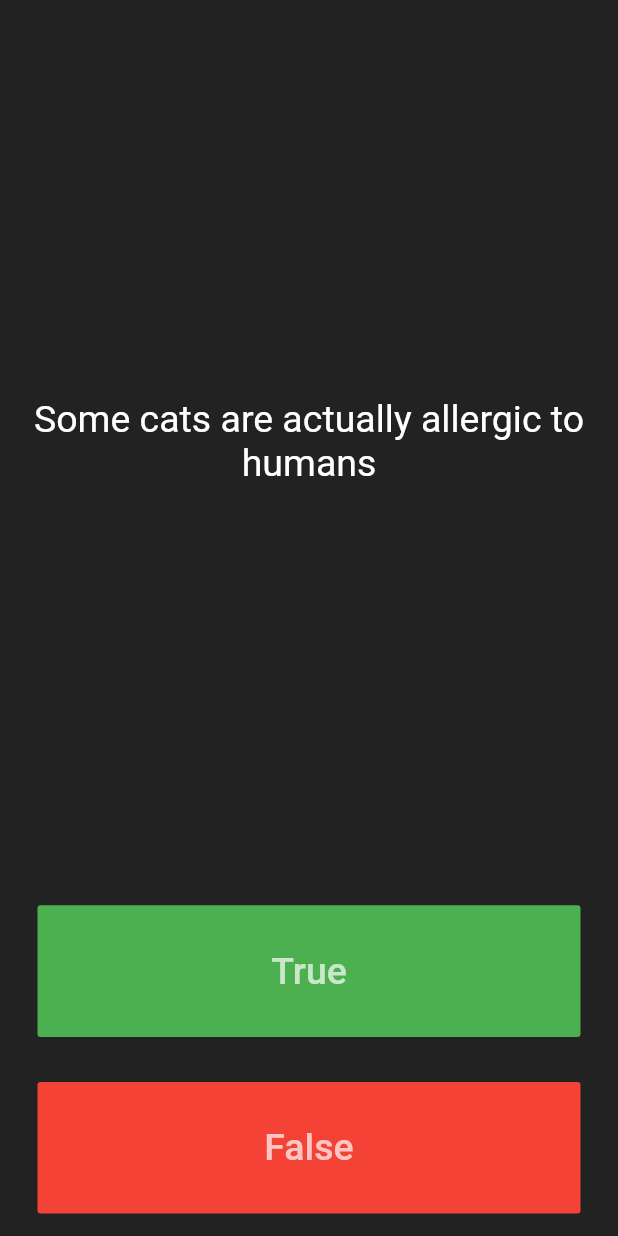
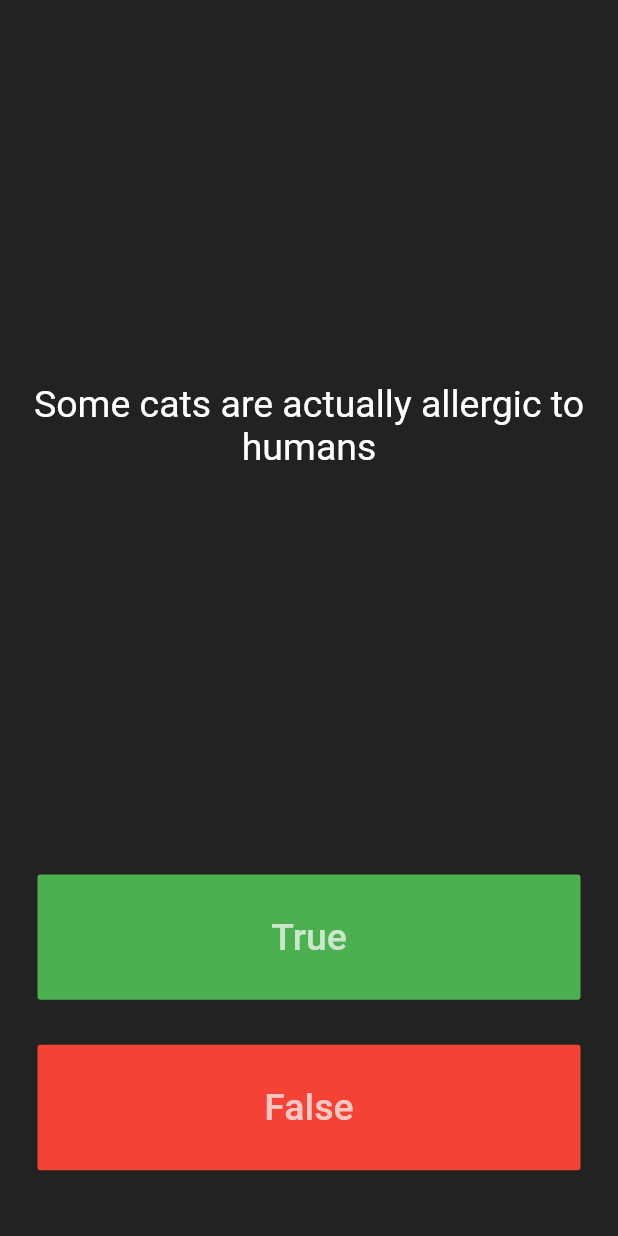
Before and after one commit to barbie-in-tech/quiz-app, a Flutter app: the screen it shows after launch, on a phone screen of 412 x 824 dp. Run offline on Flutter 3.47's test engine with Material 2 defaults, Android fonts, the phone set to English and light mode, and no system bars; our stand-ins replace rflutter_alert.

Commit message:
FIXED: adjusted bottom height

```diff
--- a/lib/main.dart
+++ b/lib/main.dart
@@ -32,7 +32,7 @@ class QuizPage extends StatefulWidget {
 }
 
 class _QuizPageState extends State<QuizPage> {
-  List<Icon> score = [];
+  List<Widget> score = [];
 
   void check(bool user) {
     bool correct = qBrain.getAns();
@@ -73,6 +73,16 @@ class _QuizPageState extends State<QuizPage> {
 
   @override
   Widget build(BuildContext context) {
+    void adjustBottomRowHeight() {
+      score.add(
+        SizedBox(
+          height: MediaQuery.of(context).size.width * 0.07,
+        ),
+      );
+    }
+
+    adjustBottomRowHeight();
+
     return Column(
       mainAxisAlignment: MainAxisAlignment.spaceBetween,
       crossAxisAlignment: CrossAxisAlignment.stretch,
```
